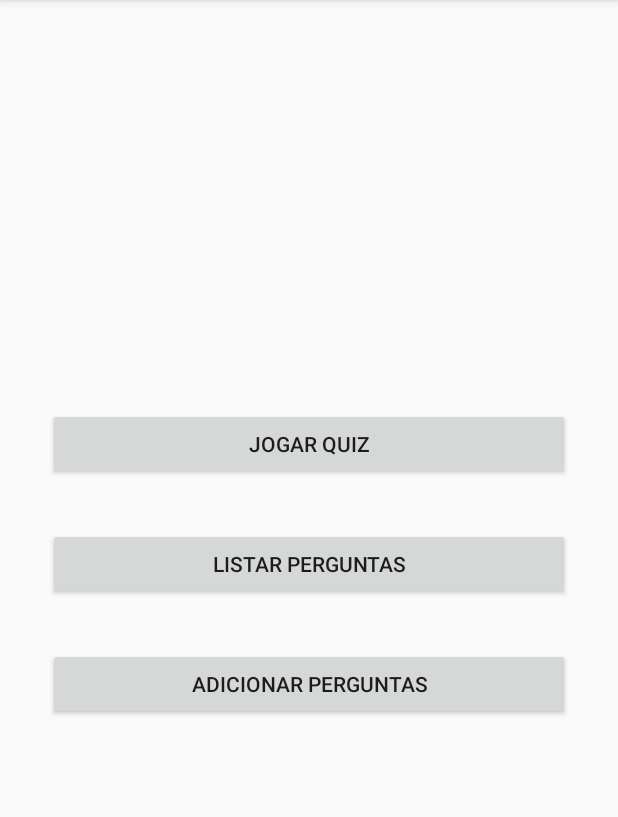
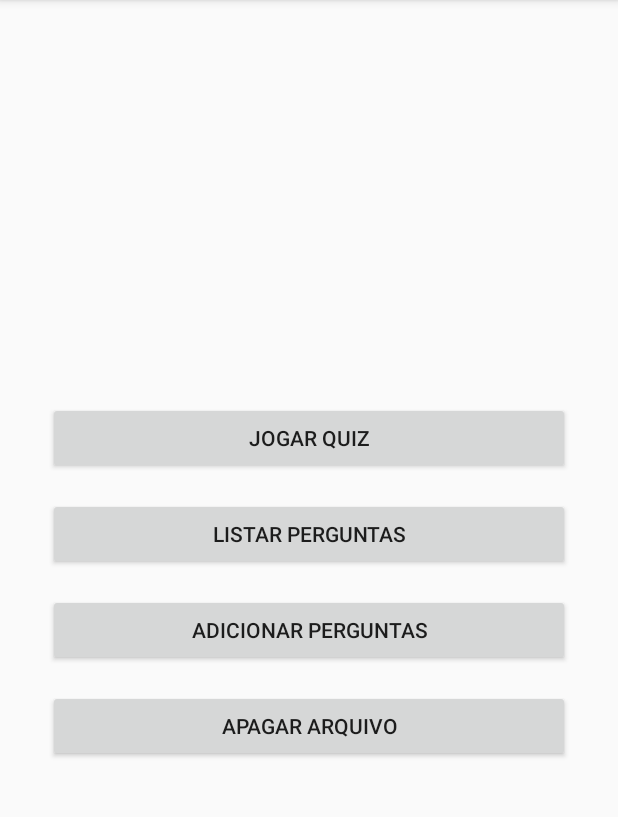
Before and after one commit to MobileTeacher/AndroidM2, an Android app: the screen it shows after launch (MenuActivity), on a phone screen of 412 x 824 dp, the part 84-901 px from its top. Run offline under Robolectric (Android 15) with nearby library versions, the phone set to English and light mode, and no system bars.

Commit message:
adde clear file button and asynctask

```diff
--- a/SabeNada/app/src/main/java/br/com/programacaodinamica/sabedenada/MenuActivity.kt
+++ b/SabeNada/app/src/main/java/br/com/programacaodinamica/sabedenada/MenuActivity.kt
@@ -5,6 +5,7 @@ import androidx.appcompat.app.AppCompatActivity
 import android.os.Bundle
 import android.widget.Button
 import kotlinx.android.synthetic.main.activity_menu.*
+import java.io.File
 
 class MenuActivity : AppCompatActivity() {
 
@@ -36,5 +37,9 @@ class MenuActivity : AppCompatActivity() {
             startActivity(Intent(this, AddQuestionActivity::class.java))
         }
 
+        clear_button.setOnClickListener {
+            val file = File(filesDir, QUESTION_FILE)
+            file.delete()
+        }
     }
 }
--- a/SabeNada/app/src/main/res/layout/activity_menu.xml
+++ b/SabeNada/app/src/main/res/layout/activity_menu.xml
@@ -15,24 +15,36 @@
             app:layout_constraintBottom_toTopOf="@+id/list_button"
             app:layout_constraintVertical_chainStyle="packed" app:layout_constraintStart_toStartOf="parent"
             android:layout_marginLeft="32dp" android:layout_marginStart="32dp" app:layout_constraintEnd_toEndOf="parent"
-            android:layout_marginEnd="32dp" android:layout_marginRight="32dp" android:layout_marginBottom="16dp"/>
+            android:layout_marginEnd="32dp" android:layout_marginRight="32dp" android:layout_marginBottom="16dp"
+            android:layout_marginTop="8dp" app:layout_constraintHorizontal_bias="0.5"/>
     <Button
             android:text="Listar Perguntas"
             android:layout_width="0dp"
             android:layout_height="wrap_content"
             android:id="@+id/list_button"
+            app:layout_constraintStart_toStartOf="parent"
+            android:layout_marginLeft="32dp" android:layout_marginStart="32dp" app:layout_constraintEnd_toEndOf="parent"
+            android:layout_marginEnd="32dp" android:layout_marginRight="32dp"
+            app:layout_constraintHorizontal_bias="0.5"
             app:layout_constraintTop_toBottomOf="@+id/play_button"
-            app:layout_constraintBottom_toTopOf="@+id/add_button" app:layout_constraintStart_toStartOf="parent"
-            android:layout_marginLeft="32dp" android:layout_marginStart="32dp" app:layout_constraintEnd_toEndOf="parent"
-            android:layout_marginEnd="32dp" android:layout_marginRight="32dp" android:layout_marginTop="16dp"
-            android:layout_marginBottom="16dp"/>
+            app:layout_constraintBottom_toTopOf="@+id/add_button"/>
     <Button
             android:text="Adicionar Perguntas"
             android:layout_width="0dp"
             android:layout_height="wrap_content"
             android:id="@+id/add_button"
-            app:layout_constraintBottom_toBottomOf="parent" app:layout_constraintTop_toBottomOf="@+id/list_button"
+            app:layout_constraintTop_toBottomOf="@+id/list_button"
             app:layout_constraintStart_toStartOf="parent" android:layout_marginLeft="32dp"
             android:layout_marginStart="32dp" app:layout_constraintEnd_toEndOf="parent" android:layout_marginEnd="32dp"
-            android:layout_marginRight="32dp" android:layout_marginTop="16dp" android:layout_marginBottom="16dp"/>
+            android:layout_marginRight="32dp" android:layout_marginTop="16dp" android:layout_marginBottom="16dp"
+            app:layout_constraintBottom_toTopOf="@+id/clear_button" app:layout_constraintHorizontal_bias="0.5"/>
+    <Button
+            android:text="Apagar arquivo"
+            android:layout_width="0dp"
+            android:layout_height="wrap_content"
+            android:id="@+id/clear_button"
+            app:layout_constraintTop_toBottomOf="@+id/add_button" app:layout_constraintBottom_toBottomOf="parent"
+            app:layout_constraintStart_toStartOf="parent" android:layout_marginLeft="32dp"
+            android:layout_marginStart="32dp" app:layout_constraintEnd_toEndOf="parent" android:layout_marginEnd="32dp"
+            android:layout_marginRight="32dp"/>
 </androidx.constraintlayout.widget.ConstraintLayout>
```
Also changed, not shown: SabeNada/app/src/main/java/br/com/programacaodinamica/sabedenada/QuestionListActivity.kt (+33 -4 lines), SabeNada/app/src/main/res/layout/activity_question_list.xml (+12 -2 lines).
